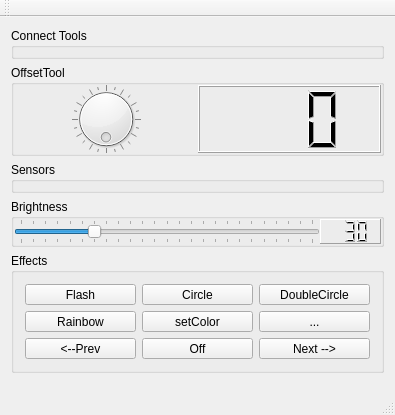
Above: Apps/LWControl/controlmainwindow.ui from darkjavi/ws2812Wheels before the change. Below: the same form after it.
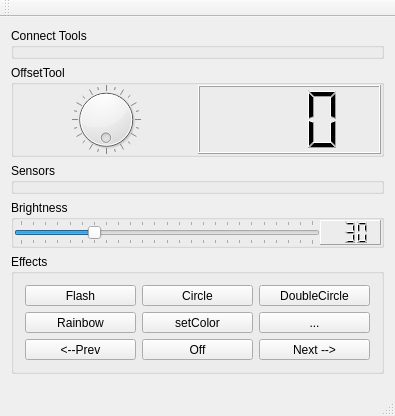
That is the form after the change. Custom widgets are drawn as their Qt base class.

Commit message: retoque visual del boton de conectar

Diff of the .ui file:
```diff
--- a/Apps/LWControl/controlmainwindow.ui
+++ b/Apps/LWControl/controlmainwindow.ui
@@ -7,7 +7,7 @@
     <x>0</x>
     <y>0</y>
     <width>395</width>
-    <height>415</height>
+    <height>416</height>
    </rect>
   </property>
   <property name="windowTitle">
```
Left out of the diff: 2 changed lines with no effect on the pictures. The commit also changes 1 other file.
